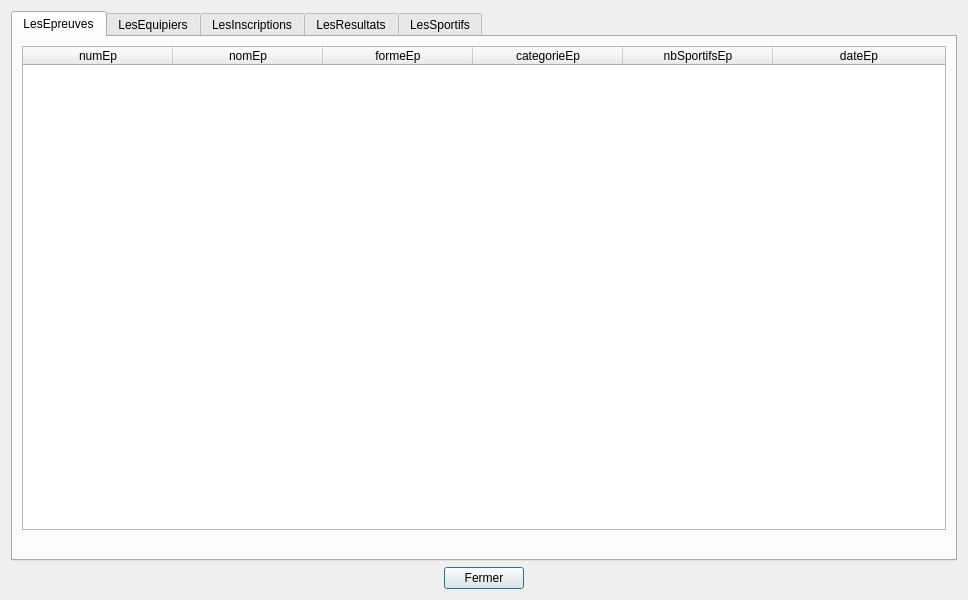
Above: gui/tablesData.ui from FDaCostaB/Jo-BD before the change. Below: the same form after it.
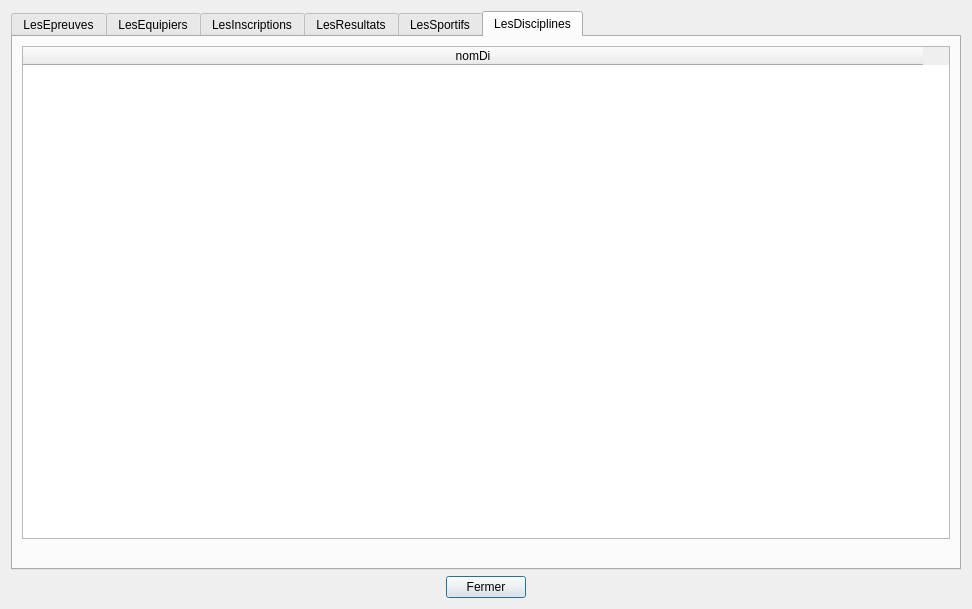
That is the form after the change. The open tabs and pages were chosen to show the change.

```diff
--- a/gui/tablesData.ui
+++ b/gui/tablesData.ui
@@ -6,8 +6,8 @@
    <rect>
     <x>0</x>
     <y>0</y>
-    <width>968</width>
-    <height>600</height>
+    <width>972</width>
+    <height>609</height>
    </rect>
   </property>
   <property name="sizePolicy">
@@ -25,8 +25,8 @@
   <property name="windowTitle">
    <string>BD JO</string>
   </property>
-  <layout class="QVBoxLayout" name="verticalLayout">
-   <item>
+  <layout class="QGridLayout" name="gridLayout">
+   <item row="0" column="0">
     <widget class="QTabWidget" name="tabWidget">
      <property name="currentIndex">
       <number>4</number>
@@ -66,7 +66,7 @@
           <bool>true</bool>
          </property>
          <property name="columnCount">
-          <number>6</number>
+          <number>7</number>
          </property>
          <attribute name="horizontalHeaderCascadingSectionResizes">
           <bool>true</bool>
@@ -75,7 +75,7 @@
           <number>50</number>
          </attribute>
          <attribute name="horizontalHeaderDefaultSectionSize">
-          <number>150</number>
+          <number>130</number>
          </attribute>
          <attribute name="horizontalHeaderHighlightSections">
           <bool>true</bool>
@@ -89,6 +89,11 @@
          <attribute name="verticalHeaderVisible">
           <bool>false</bool>
          </attribute>
+         <column>
+          <property name="text">
+           <string>nomDi</string>
+          </property>
+         </column>
          <column>
           <property name="text">
            <string>numEp</string>
@@ -544,9 +549,35 @@
        </item>
       </layout>
      </widget>
+     <widget class="QWidget" name="tab_disciplines">
+      <attribute name="title">
+       <string>LesDisciplines</string>
+      </attribute>
+      <layout class="QVBoxLayout" name="verticalLayout">
+       <item>
+        <widget class="QTableWidget" name="tableDisciplines">
+         <attribute name="horizontalHeaderDefaultSectionSize">
+          <number>900</number>
+         </attribute>
+         <column>
+          <property name="text">
+           <string>nomDi</string>
+          </property>
+         </column>
+        </widget>
+       </item>
+       <item>
+        <widget class="QLabel" name="label_disciplines">
+         <property name="text">
+          <string/>
+         </property>
+        </widget>
+       </item>
+      </layout>
+     </widget>
     </widget>
    </item>
-   <item>
+   <item row="1" column="0">
     <layout class="QHBoxLayout" name="horizontalLayout">
      <item>
       <spacer name="horizontalSpacer">
```
Left out of the diff: 4 changed lines with no effect on the pictures.
